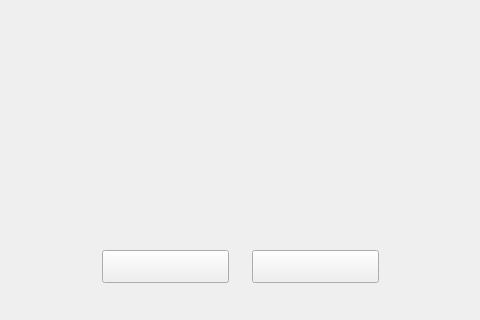
First picture: the form in gui.ui, repository abdullahsalah96/Pisces, before the edit; both pictures show x 398 to 878 and y 520 to 840 of the 1000 by 840 pixel window.
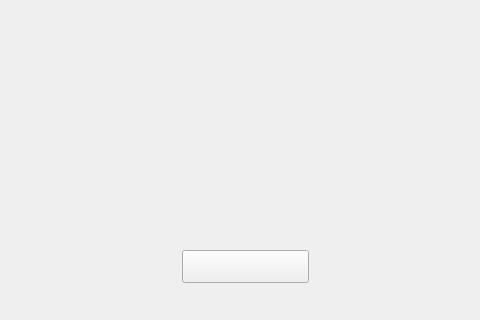
Second picture: the form after the edit. Icons and pictures are not drawn.

Commit message: removed open cam button

The edit to the form file:
```diff
--- a/gui.ui
+++ b/gui.ui
@@ -1171,37 +1171,10 @@
        <property name="styleSheet">
         <string notr="true">border-image: url(:/Resources/settingsWidget.png);</string>
        </property>
-       <widget class="QPushButton" name="button_open_cam">
-        <property name="geometry">
-         <rect>
-          <x>210</x>
-          <y>770</y>
-          <width>127</width>
-          <height>33</height>
-         </rect>
-        </property>
-        <property name="styleSheet">
-         <string notr="true">QPushButton{
-border-image: url(:/Resources/openCam.png);
-background-repeat: none;
-}
-
-QPushButton:hover{
-border-image: url(:/Resources/openCamPressed.png);
-}
-
-QPushButton:pressed{
-border-image: url(:/Resources/openCamPressed.png);
-}x</string>
-        </property>
-        <property name="text">
-         <string/>
-        </property>
-       </widget>
        <widget class="QPushButton" name="button_capture">
         <property name="geometry">
          <rect>
-          <x>360</x>
+          <x>290</x>
           <y>770</y>
           <width>127</width>
           <height>33</height>
```
Left out of the diff: 18 changed lines with no effect on the pictures.
